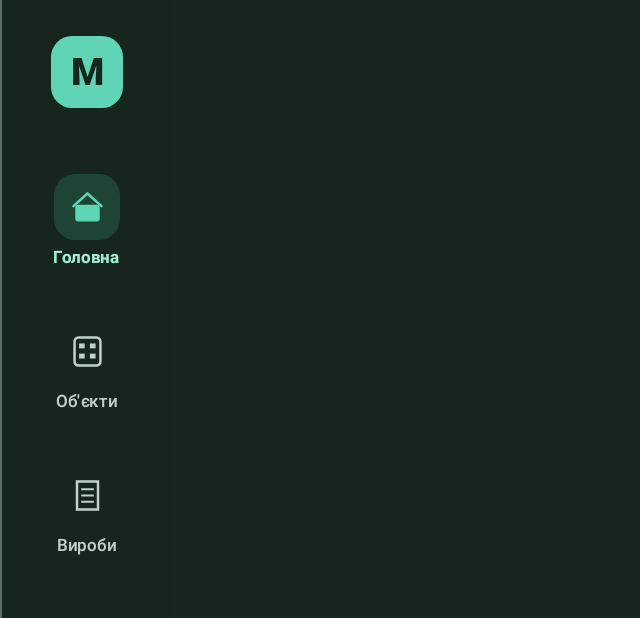
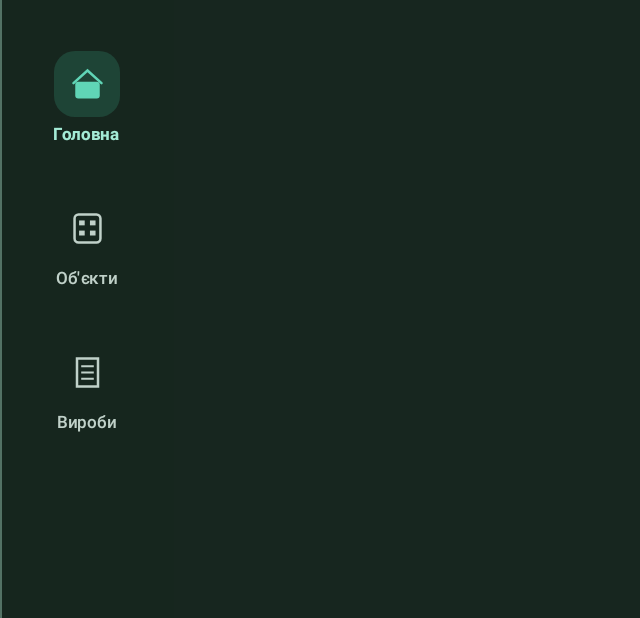
Before and after one commit to VolodymyrHaluha/Montash, an Android app built with Jetpack Compose: the composable NavigationRail shown on its own in the app's theme, on a phone screen of 824 x 412 dp (held sideways). Shown: the whole screen, without its empty margins (0-640 px from the left). Run offline under Robolectric (Android 15) with nearby library versions, the light colour scheme and no system bars; 1 statement that could not run was skipped.

Commit message:
прибрано кнопку

```diff
--- a/app/src/main/java/com/frop/montash/MainActivity.kt
+++ b/app/src/main/java/com/frop/montash/MainActivity.kt
@@ -193,10 +193,6 @@ private fun NavigationRail(active: Screen, onSelect: (Screen) -> Unit) {
         Modifier.width(116.dp).fillMaxHeight().background(Surface).padding(vertical = 24.dp),
         horizontalAlignment = Alignment.CenterHorizontally
     ) {
-        Box(Modifier.size(48.dp).clip(RoundedCornerShape(14.dp)).background(Teal), contentAlignment = Alignment.Center) {
-            Text("М", color = CanvasColor, fontSize = 25.sp, fontWeight = FontWeight.Black)
-        }
-        Spacer(Modifier.height(34.dp))
         items.forEach { (screen, label) ->
             val selected = active == screen || (screen == Screen.OBJECTS && active in listOf(Screen.OBJECT_DETAIL))
             Column(
```
